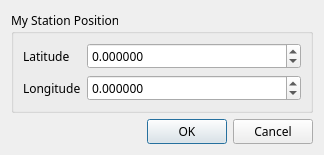
Before: the Qt Designer form sdrgui/gui/myposdialog.ui in f4exb/sdrangel, drawn with Qt 5.
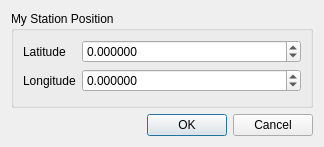
After: the same form once the commit is applied.

Commit message: sdrgui: changed all fonts to Liberation

```diff
--- a/sdrgui/gui/myposdialog.ui
+++ b/sdrgui/gui/myposdialog.ui
@@ -7,12 +7,12 @@
     <x>0</x>
     <y>0</y>
     <width>324</width>
-    <height>127</height>
+    <height>147</height>
    </rect>
   </property>
   <property name="font">
    <font>
-    <family>Sans Serif</family>
+    <family>Liberation Sans</family>
     <pointsize>9</pointsize>
    </font>
   </property>
```
The commit also changes 18 other files.
